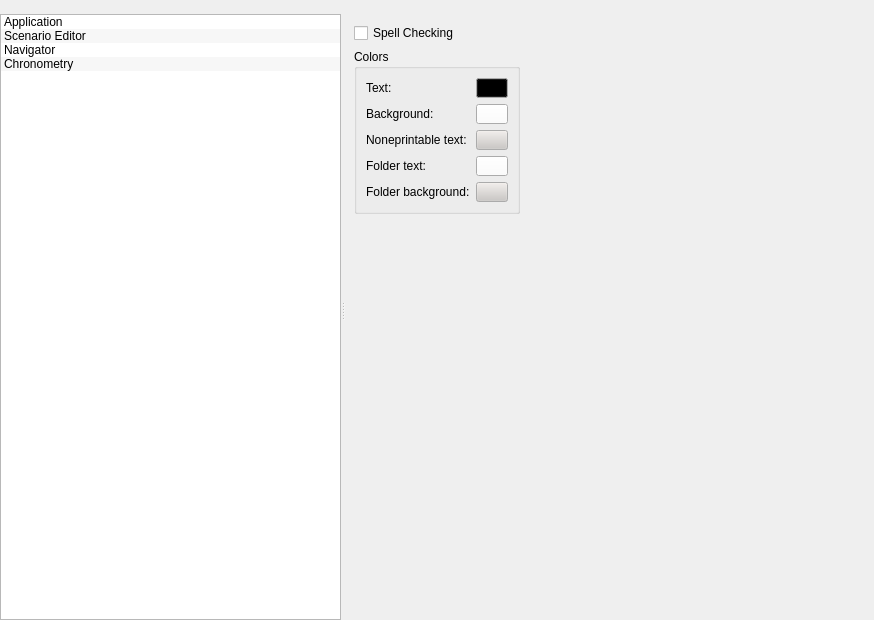
First picture: the form in src/UserInterfaceLayer/Settings/SettingsView.ui, repository dimkanovikov/KITScenarist, before the edit.
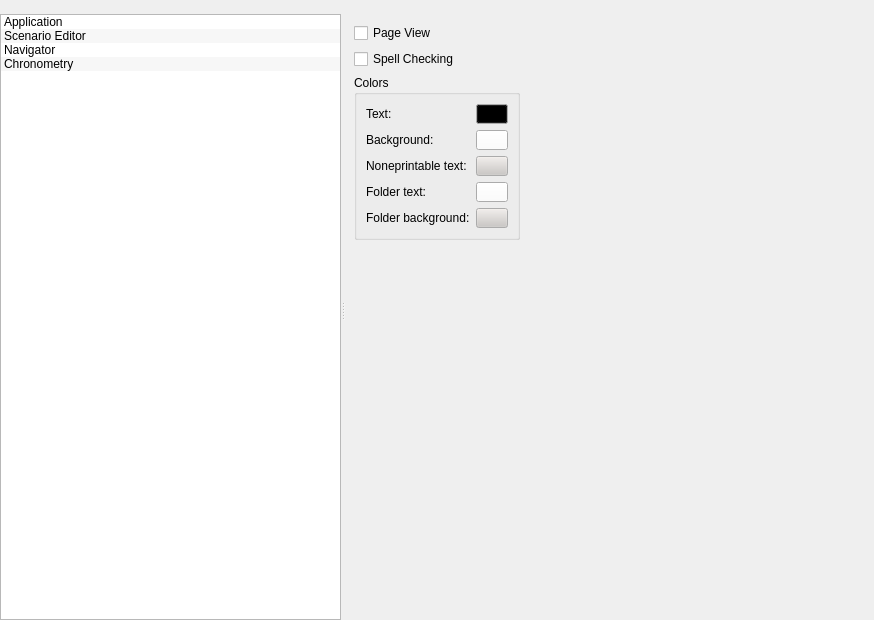
Second picture: the form after the edit. The open tabs and pages were chosen to show the change. Icons and pictures are not drawn.

Commit message: Add page view mode to scenario editor

```diff
--- a/src/UserInterfaceLayer/Settings/SettingsView.ui
+++ b/src/UserInterfaceLayer/Settings/SettingsView.ui
@@ -195,7 +195,7 @@
          </widget>
          <widget class="QWidget" name="textEditorPage">
           <layout class="QGridLayout" name="gridLayout_6">
-           <item row="2" column="0">
+           <item row="3" column="0">
             <spacer name="verticalSpacer">
              <property name="orientation">
               <enum>Qt::Vertical</enum>
@@ -208,7 +208,7 @@
              </property>
             </spacer>
            </item>
-           <item row="1" column="0">
+           <item row="2" column="0">
             <layout class="QHBoxLayout" name="horizontalLayout_3">
              <item>
               <widget class="QGroupBox" name="groupBox">
@@ -549,13 +549,20 @@
              </item>
             </layout>
            </item>
-           <item row="0" column="0">
+           <item row="1" column="0">
             <widget class="QCheckBox" name="spellChecking">
              <property name="text">
               <string>Spell Checking</string>
              </property>
             </widget>
            </item>
+           <item row="0" column="0">
+            <widget class="QCheckBox" name="pageView">
+             <property name="text">
+              <string>Page View</string>
+             </property>
+            </widget>
+           </item>
           </layout>
          </widget>
          <widget class="QWidget" name="navigatorPage">
```
Left out of the diff: 8 changed lines with no effect on the pictures. The commit also changes 13 other files.
